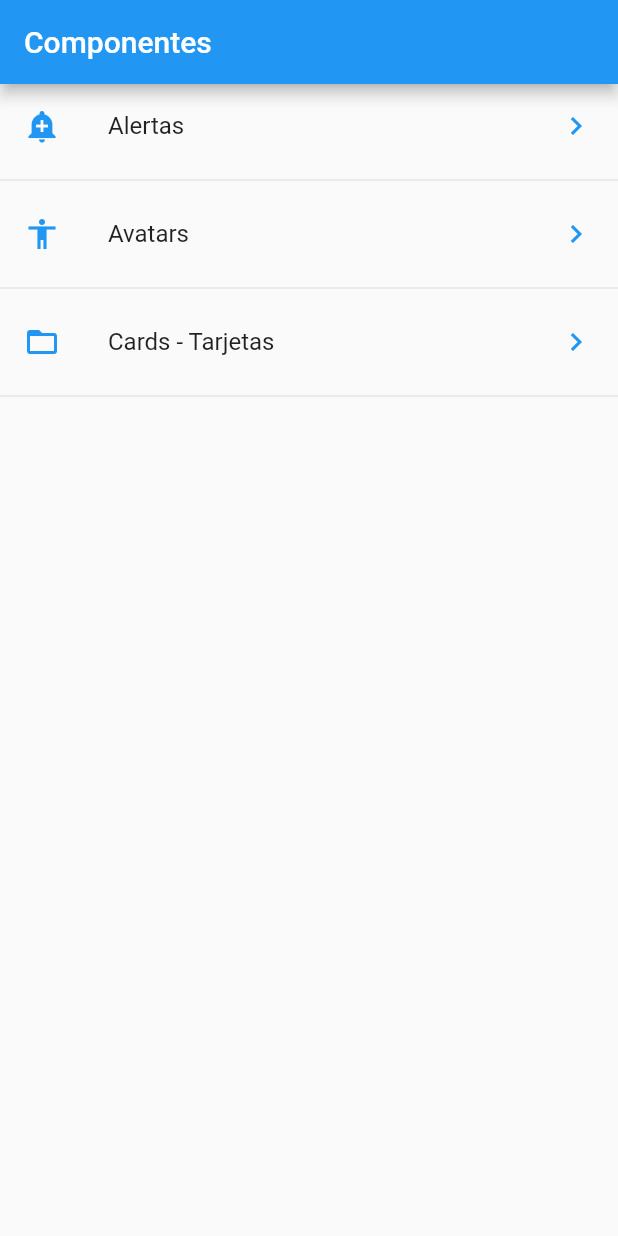
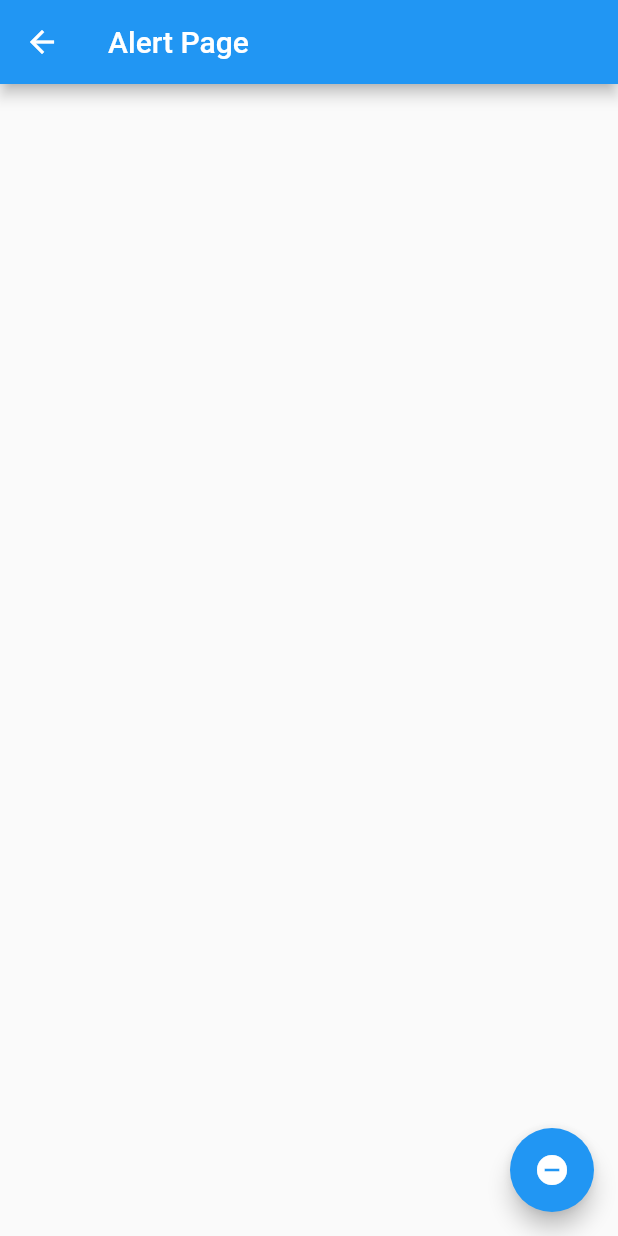
Before and after one commit to Oscar-Espana/Flutter---Componentes, a Flutter app: the screen it shows after launch, after a tap on "Alertas", on a phone screen of 412 x 824 dp. Run offline on Flutter 3.47's test engine with Material 2 defaults, Android fonts, the phone set to English and light mode, and no system bars.

Commit message:
Navegar a una nueva pantalla

```diff
--- /dev/null
+++ b/lib/src/pages/alert_page.dart
@@ -0,0 +1,18 @@
+import 'package:flutter/material.dart';
+
+class AlertPage extends StatelessWidget {
+  @override
+  Widget build(BuildContext context) {
+    return Scaffold(
+      appBar: AppBar(
+        title: Text('Alert Page'),
+      ),
+      floatingActionButton: FloatingActionButton(
+        child: Icon(Icons.remove_circle),
+        onPressed: () {
+          Navigator.pop(context);
+        },
+      ),
+    );
+  }
+}
--- a/lib/src/pages/home_page.dart
+++ b/lib/src/pages/home_page.dart
@@ -1,3 +1,4 @@
+import 'package:componentes/src/pages/alert_page.dart';
 import 'package:componentes/src/provider/menu_provider.dart';
 import 'package:componentes/src/utils/icono_string_util.dart';
 import 'package:flutter/material.dart';
@@ -14,19 +15,22 @@
         initialData: [],
         builder: (BuildContext context, AsyncSnapshot<List<dynamic>> snapshot) {
           return ListView(
-            children: _listItems(snapshot.data),
+            children: _listItems(snapshot.data, context),
           );
         });
   }
 
-  List<Widget> _listItems(List<dynamic>? data) {
+  List<Widget> _listItems(List<dynamic>? data, BuildContext context) {
     final List<Widget> opciones = [];
     data?.forEach((opt) {
       final widgetTemp = ListTile(
         title: Text(opt['texto']),
         leading: getIcon(opt['icon']),
         trailing: Icon(Icons.keyboard_arrow_right, color: Colors.blue),
-        onTap: () {},
+        onTap: () {
+          final route = MaterialPageRoute(builder: (context) => AlertPage());
+          Navigator.push(context, route);
+        },
       );
       opciones..add(widgetTemp)..add(Divider());
     });
```
Also changed, not shown: lib/src/pages/avatar_page.dart (added, +12 -0 lines).
